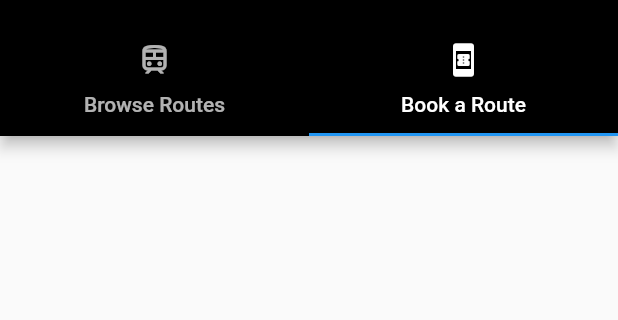
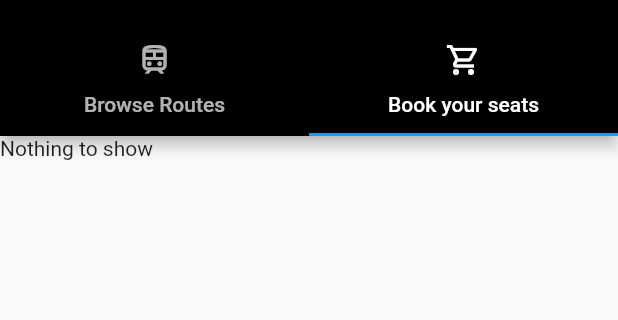
Before and after one commit to MatteoBevacqua/frontendPSW, a Flutter app: the screen it shows after launch, tab 2 chosen, on a phone screen of 412 x 824 dp, the part 59-379 px from its top. Run offline on Flutter 3.47's test engine with Material 2 defaults, Android fonts, the phone set to English and light mode, and no system bars; our stand-ins replace flutter_typeahead.

Commit message:
tab switching

```diff
--- a/lib/BookRoute.dart
+++ b/lib/BookRoute.dart
@@ -1,8 +1,52 @@
+import 'package:first_from_zero/Layout.dart';
+import 'package:first_from_zero/SearchRoutes.dart';
+import 'package:first_from_zero/models/RouteModel.dart';
+import 'package:first_from_zero/support/Global.dart';
 import 'package:flutter/cupertino.dart';
+import 'package:flutter/material.dart';
 
-class BookRoute extends StatelessWidget {
+class BookRoute extends StatefulWidget {
+
+  @override
+  _BookingState createState() => _BookingState();
+}
+
+class _BookingState extends State<BookRoute> {
+  RouteModel selected;
+  List<TrainSeat> seats;
+  _BookingState() {
+    selected = GlobalData.instance.currentlySelected;
+  }
+
   @override
   Widget build(BuildContext context) {
-    return Container();
+    return Container(child: top());
+  }
+
+  Widget top() {
+    return selected == null ? Text("Nothing to show") : aight();
+  }
+
+  Widget aight() {
+    return Container(
+        child: Column(children: [
+      RouteCard(route: selected, onTap: () => print("tapped")),
+      TrainSeat()
+    ]));
   }
 }
+
+class TrainSeat extends StatefulWidget {
+  _SeatState createState() => _SeatState();
+}
+
+class _SeatState extends State<TrainSeat> {
+  bool selected;
+
+  @override
+  Widget build(BuildContext context) {
+    return Padding(
+        padding: EdgeInsets.all(10),
+        child: InkWell(child: Icon(Icons.event_seat_rounded)));
+  }
+}
--- a/lib/Layout.dart
+++ b/lib/Layout.dart
@@ -8,24 +8,37 @@ class Layout extends StatefulWidget {
 
   Layout({Key key, this.title}) : super(key: key);
 
-  _LayoutState createState() => _LayoutState();
+  LayoutState createState() => LayoutState();
 }
 
-class _LayoutState extends State<Layout> {
+class LayoutState extends State<Layout> {
+  TabController _controller;
+  void goToBooking() {
+      _controller.animateTo(1);
+  }
+
+  int index = 0;
+
   @override
   Widget build(BuildContext context) {
     return DefaultTabController(
         length: 2,
-        child: Scaffold(
+        initialIndex: index,
+        child: Builder(builder: (BuildContext context) {
+          _controller = DefaultTabController.of(context);
+          return Scaffold(
               appBar: AppBar(
                 title: Text(Constants.APP_NAME),
                 bottom: TabBar(tabs: [
                   Tab(text: "Browse Routes", icon: Icon(Icons.train_outlined)),
-                Tab(text : "Book a Route",icon:Icon(Icons.book_online))
+                  Tab(
+                      text: "Book your seats",
+                      icon: Icon(Icons.shopping_cart_outlined))
                 ]),
               ),
               body: TabBarView(
-              children: [SearchRoutes(),BookRoute()],
-            )));
+                children: [SearchRoutes(parentState: this), BookRoute()],
+              ));
+        }));
   }
 }
--- /dev/null
+++ b/lib/support/Global.dart
@@ -0,0 +1,8 @@
+import 'package:first_from_zero/models/RouteModel.dart';
+import 'package:flutter/cupertino.dart';
+
+class GlobalData {
+  static final GlobalData instance = GlobalData();
+  RouteModel currentlySelected;
+
+}
```
Also changed, not shown: lib/SearchRoutes.dart (+29 -12 lines). Lines whose indentation alone changed are shown as unchanged.
